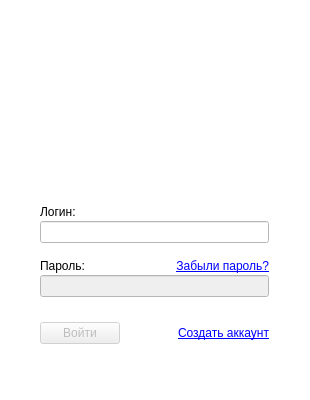
agafonovdmitry/yd4u, file mainwindow.ui: the form before one commit.
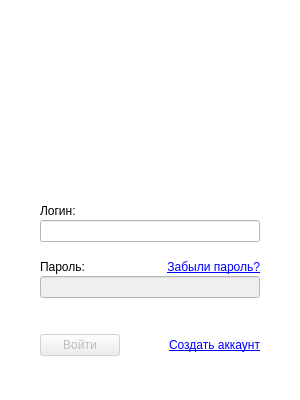
The form after the commit. Icons and pictures are not drawn.

Commit message: фиксированный размер

```diff
--- a/mainwindow.ui
+++ b/mainwindow.ui
@@ -6,10 +6,28 @@
    <rect>
     <x>0</x>
     <y>0</y>
-    <width>310</width>
+    <width>300</width>
     <height>400</height>
    </rect>
   </property>
+  <property name="sizePolicy">
+   <sizepolicy hsizetype="Fixed" vsizetype="Fixed">
+    <horstretch>0</horstretch>
+    <verstretch>0</verstretch>
+   </sizepolicy>
+  </property>
+  <property name="minimumSize">
+   <size>
+    <width>300</width>
+    <height>400</height>
+   </size>
+  </property>
+  <property name="maximumSize">
+   <size>
+    <width>300</width>
+    <height>400</height>
+   </size>
+  </property>
   <property name="palette">
    <palette>
     <active>
@@ -55,31 +73,33 @@
     <normaloff>:/images/logo_128.png</normaloff>:/images/logo_128.png</iconset>
   </property>
   <widget class="QWidget" name="centralWidget">
+   <layout class="QVBoxLayout" name="verticalLayout_2">
+    <property name="leftMargin">
+     <number>40</number>
+    </property>
+    <property name="topMargin">
+     <number>10</number>
+    </property>
+    <property name="rightMargin">
+     <number>40</number>
+    </property>
+    <property name="bottomMargin">
+     <number>40</number>
+    </property>
+    <item>
    <widget class="QLabel" name="label">
-    <property name="geometry">
-     <rect>
-      <x>50</x>
-      <y>30</y>
-      <width>200</width>
-      <height>150</height>
-     </rect>
-    </property>
     <property name="text">
      <string/>
     </property>
     <property name="pixmap">
      <pixmap resource="resources.qrc">:/images/mainlogo.png</pixmap>
     </property>
-   </widget>
-   <widget class="QWidget" name="verticalLayoutWidget">
-    <property name="geometry">
-     <rect>
-      <x>29</x>
-      <y>180</y>
-      <width>251</width>
-      <height>178</height>
-     </rect>
-    </property>
+      <property name="alignment">
+       <set>Qt::AlignBottom|Qt::AlignHCenter</set>
+      </property>
+     </widget>
+    </item>
+    <item>
     <layout class="QVBoxLayout" name="verticalLayout">
      <property name="spacing">
       <number>2</number>
@@ -174,7 +194,7 @@
        <property name="sizeHint" stdset="0">
         <size>
          <width>20</width>
-         <height>20</height>
+          <height>30</height>
         </size>
        </property>
       </spacer>
@@ -219,7 +239,8 @@
       </layout>
      </item>
     </layout>
-   </widget>
+    </item>
+   </layout>
   </widget>
  </widget>
  <layoutdefault spacing="6" margin="11"/>
```
Lines whose indentation alone changed are shown as unchanged.
